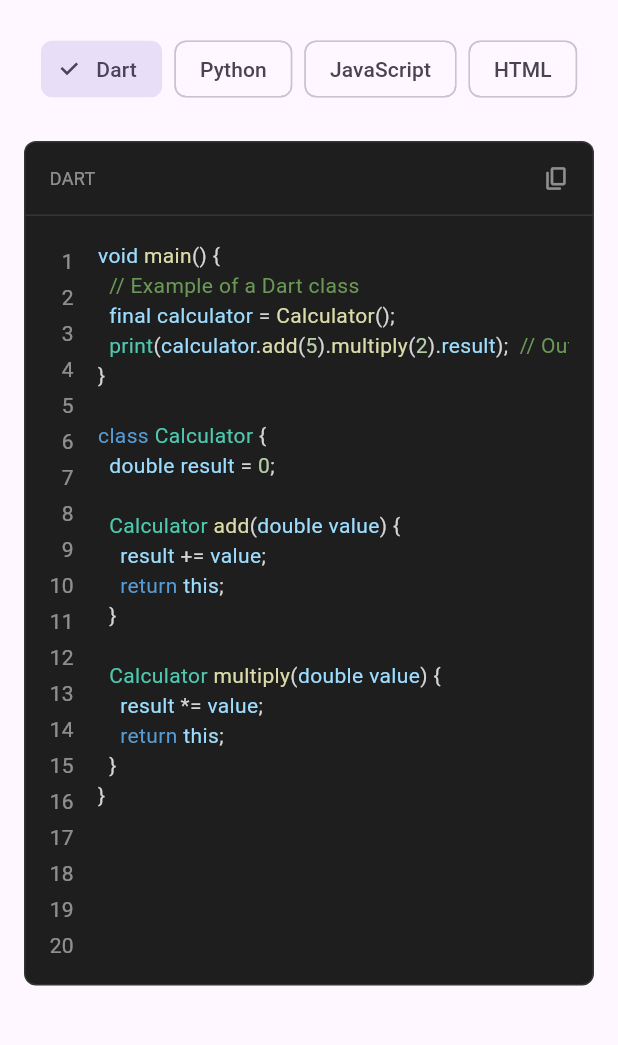
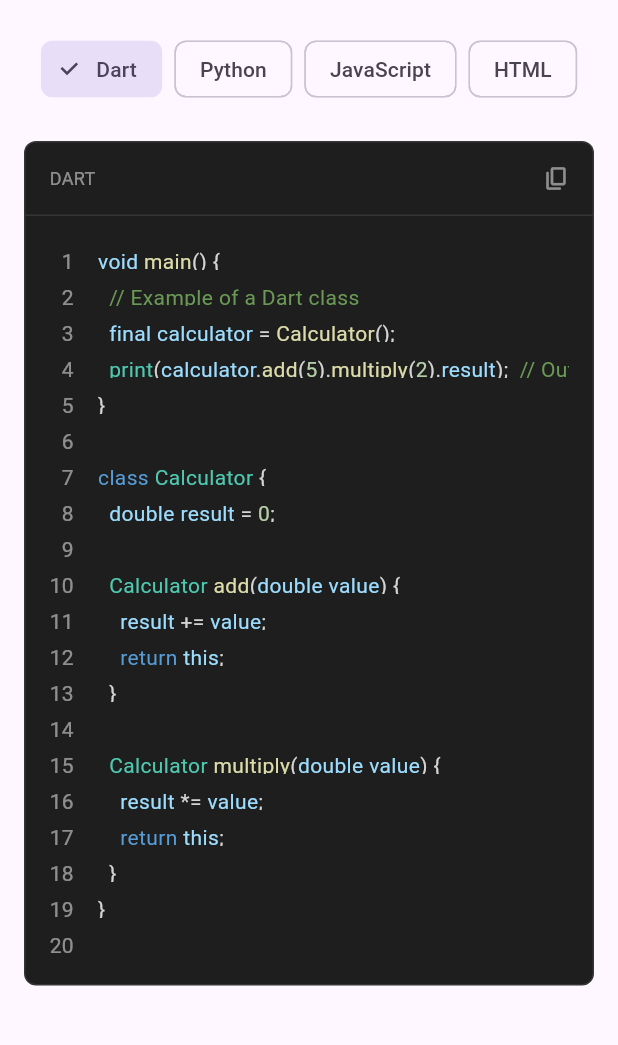
Before and after one commit to wqjuser/universal_code_viewer, a Flutter app: the screen it shows after launch, on a phone screen of 412 x 824 dp, the part 63-1108 px from its top. Run offline on Flutter 3.47's test engine with Material 3 defaults, Android fonts, the phone set to English and light mode, and no system bars; our stand-ins replace plugin_platform_interface, string_scanner, web.

Commit message:
refactor(universal_code_viewer):重构代码视图组件布局和功能
- 重新设计了代码内容和行号的布局结构
- 增加了滚动控制器以同步代码内容和行号滚动- 优化了代码内容的渲染方式，支持行级滚动和选择
- 调整了代码行的样式和间距
-简化了部分代码结构，提高了可读性和维护性

```diff
--- a/lib/src/universal_code_viewer.dart
+++ b/lib/src/universal_code_viewer.dart
@@ -1,16 +1,3 @@
-/*
- * Copyright (c) 2024 CodeFusionBit. All rights reserved.
- * Author: Hitesh Sapra
- *
- * This software is the confidential and proprietary information of CodeFusionBit.
- * You shall not disclose such confidential information and shall use it only in
- * accordance with the terms of the license agreement you entered into with
- * CodeFusionBit.
- *
- * Website: https://codefusionbit.com
- * Contact: info@codefusionbit.com
- */
-
 import 'package:flutter/services.dart';
 import 'package:universal_code_viewer/universal_code_viewer.dart';
 import 'package:flutter/material.dart';
@@ -55,20 +42,10 @@ class UniversalCodeViewer extends StatelessWidget {
         crossAxisAlignment: CrossAxisAlignment.start,
         children: [
           _buildHeader(context, highlighter),
-          Padding(
-            padding: effectivePadding,
-            child: Row(
-              crossAxisAlignment: CrossAxisAlignment.start,
-              children: [
-                if (showLineNumbers) _buildLineNumbers(lines),
-                Expanded(
-                  child: SingleChildScrollView(
-                    scrollDirection: Axis.horizontal,
-                    physics: const AlwaysScrollableScrollPhysics(),
-                    child: _buildCodeContent(highlighter, lines),
-                  ),
-                ),
-              ],
+          Expanded(
+            child: Padding(
+              padding: effectivePadding,
+              child: _buildCodeContent(highlighter, lines),
             ),
           ),
         ],
@@ -117,9 +94,44 @@ class UniversalCodeViewer extends StatelessWidget {
     );
   }
 
-  Widget _buildLineNumbers(List<String> lines) {
-    return Padding(
-      padding: const EdgeInsets.only(right: 16),
+  Widget _buildCodeContent(UniversalSyntaxHighlighter highlighter, List<String> lines) {
+    final scrollController = ScrollController();
+
+    return Row(
+      crossAxisAlignment: CrossAxisAlignment.start,
+      children: [
+        if (showLineNumbers) _buildLineNumbers(lines, scrollController),
+        Expanded(
+          child: SingleChildScrollView(
+            controller: scrollController,
+            child: SelectionArea(
+              child: SingleChildScrollView(
+                scrollDirection: Axis.horizontal,
+                child: IntrinsicWidth(
+                  child: Column(
+                    crossAxisAlignment: CrossAxisAlignment.start,
+                    children: List.generate(
+                      lines.length,
+                      (index) => _buildCodeLine(
+                        lines[index],
+                        highlighter,
+                        index,
+                        lines,
+                      ),
+                    ),
+                  ),
+                ),
+              ),
+            ),
+          ),
+        ),
+      ],
+    );
+  }
+
+  Widget _buildLineNumbers(List<String> lines, ScrollController scrollController) {
+    return SingleChildScrollView(
+      controller: scrollController,
       child: Column(
         crossAxisAlignment: CrossAxisAlignment.end,
         children: List.generate(
@@ -127,7 +139,7 @@ class UniversalCodeViewer extends StatelessWidget {
           (index) => SizedBox(
             height: 24,
             child: Padding(
-              padding: const EdgeInsets.symmetric(vertical: 4),
+              padding: const EdgeInsets.only(right: 16, top: 4, bottom: 4),
               child: Text(
                 '${index + 1}',
                 style: style.baseStyle.copyWith(
@@ -141,71 +153,53 @@ class UniversalCodeViewer extends StatelessWidget {
     );
   }
 
-  Widget _buildCodeContent(UniversalSyntaxHighlighter highlighter, List<String> lines) {
-    // 创建一个包含所有代码的富文本
-    final List<TextSpan> allCodeSpans = [];
-    int currentPosition = 0;
-
-    for (int i = 0; i < lines.length; i++) {
-      final line = lines[i];
-      final lineSpans = _getLineSpans(
-        line,
-        highlighter,
-        currentPosition,
-        lines,
-        i,
-      );
-
-      allCodeSpans.addAll(lineSpans);
-
-      // 添加换行符，除了最后一行
-      if (i < lines.length - 1) {
-        allCodeSpans.add(TextSpan(
-          text: '\n',
-          style: style.baseStyle,
-        ));
-      }
-
-      currentPosition += line.length + (i < lines.length - 1 ? 1 : 0);
-    }
-
-    // 使用SelectableText.rich包装所有内容
-    return SelectableText.rich(
-      TextSpan(children: allCodeSpans),
-      style: style.baseStyle,
+  Widget _buildCodeLine(
+    String line,
+    UniversalSyntaxHighlighter highlighter,
+    int lineIndex,
+    List<String> allLines,
+  ) {
+    return Container(
+      height: 24,
+      padding: const EdgeInsets.symmetric(vertical: 4),
+      child: Text.rich(
+        TextSpan(
+          children: _getLineSpans(
+            line,
+            highlighter,
+            lineIndex,
+            allLines,
+          ),
+        ),
+        style: style.baseStyle,
+      ),
     );
   }
 
   List<TextSpan> _getLineSpans(
     String line,
     UniversalSyntaxHighlighter highlighter,
-    int lineStart,
+    int lineIndex,
     List<String> allLines,
-    int lineIndex,
   ) {
     final List<TextSpan> spans = [];
+    final int lineStart = allLines.take(lineIndex).join('\n').length + (lineIndex > 0 ? 1 : 0);
     final int lineEnd = lineStart + line.length;
 
-    // 获取与该行相交的spans
-    final lineSpans = highlighter.spans
-        .where((span) => span.start < lineEnd && span.end > lineStart);
+    final lineSpans = highlighter.spans.where((span) => span.start < lineEnd && span.end > lineStart);
 
     int currentPosition = 0;
 
     for (var span in lineSpans) {
-      // 转换为行内位置
       final spanStartInLine = (span.start - lineStart).clamp(0, line.length);
       final spanEndInLine = (span.end - lineStart).clamp(0, line.length);
 
-      // 添加未样式化的文本
       if (currentPosition < spanStartInLine) {
         spans.add(TextSpan(
           text: line.substring(currentPosition, spanStartInLine),
-          style: style.baseStyle,
         ));
       }
 
-      // 添加样式化的span
       if (spanStartInLine < spanEndInLine) {
         spans.add(TextSpan(
           text: line.substring(spanStartInLine, spanEndInLine),
@@ -216,11 +210,9 @@ class UniversalCodeViewer extends StatelessWidget {
       currentPosition = spanEndInLine;
     }
 
-    // 添加剩余的未样式化文本
     if (currentPosition < line.length) {
       spans.add(TextSpan(
         text: line.substring(currentPosition),
-        style: style.baseStyle,
       ));
     }
 
@@ -262,9 +254,7 @@ class UniversalCodeViewer extends StatelessWidget {
       ScaffoldMessenger.of(context).showSnackBar(
         SnackBar(
           content: const Text('Code copied to clipboard'),
-          backgroundColor: style.backgroundColor.computeLuminance() > 0.5
-              ? Colors.black87
-              : Colors.white70,
+          backgroundColor: style.backgroundColor.computeLuminance() > 0.5 ? Colors.black87 : Colors.white70,
           behavior: SnackBarBehavior.floating,
           width: 200,
           shape: RoundedRectangleBorder(
```
